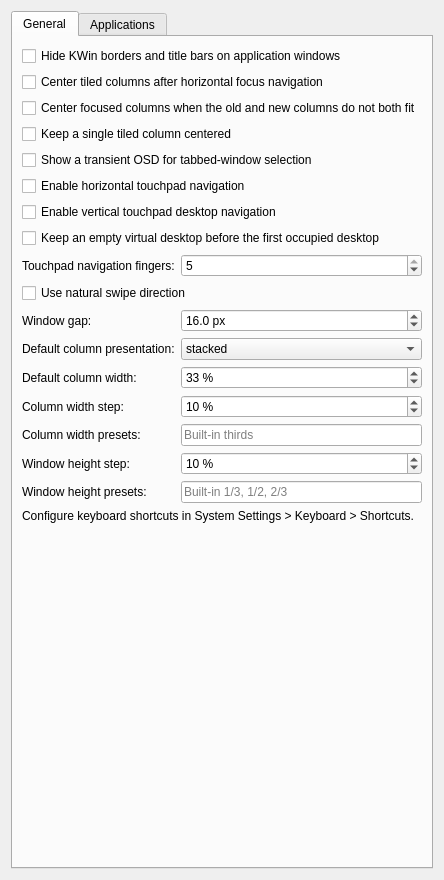
Old version of the form packaging/kwin-script/contents/ui/config.ui in the repository kontonkara/driftile.
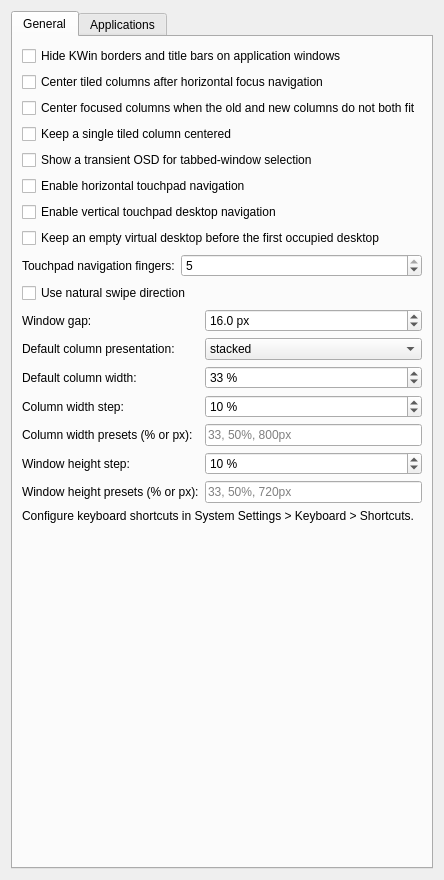
New version of the form.

Commit message: feat(config): expose mixed size presets

Diff of the .ui file:
```diff
--- a/packaging/kwin-script/contents/ui/config.ui
+++ b/packaging/kwin-script/contents/ui/config.ui
@@ -231,7 +231,7 @@
          <item row="4" column="0">
           <widget class="QLabel" name="columnWidthPresetsLabel">
            <property name="text">
-            <string>Column width presets:</string>
+            <string>Column width presets (% or px):</string>
            </property>
            <property name="buddy">
             <cstring>kcfg_ColumnWidthPresets</cstring>
@@ -244,7 +244,7 @@
             <string>Comma-separated, strictly increasing percentages from 10 to 100. Blank uses the built-in thirds.</string>
            </property>
            <property name="placeholderText">
-            <string>Built-in thirds</string>
+            <string>33, 50%, 800px</string>
            </property>
           </widget>
          </item>
@@ -277,7 +277,7 @@
          <item row="6" column="0">
           <widget class="QLabel" name="windowHeightPresetsLabel">
            <property name="text">
-            <string>Window height presets:</string>
+            <string>Window height presets (% or px):</string>
            </property>
            <property name="buddy">
             <cstring>kcfg_WindowHeightPresets</cstring>
@@ -290,7 +290,7 @@
             <string>Comma-separated, strictly increasing percentages from 10 to 100. Blank uses the built-in 1/3, 1/2, and 2/3 proportions.</string>
            </property>
            <property name="placeholderText">
-            <string>Built-in 1/3, 1/2, 2/3</string>
+            <string>33, 50%, 720px</string>
            </property>
           </widget>
          </item>
```
Left out of the diff: 4 changed lines with no effect on the pictures. The commit also changes 5 other files.
